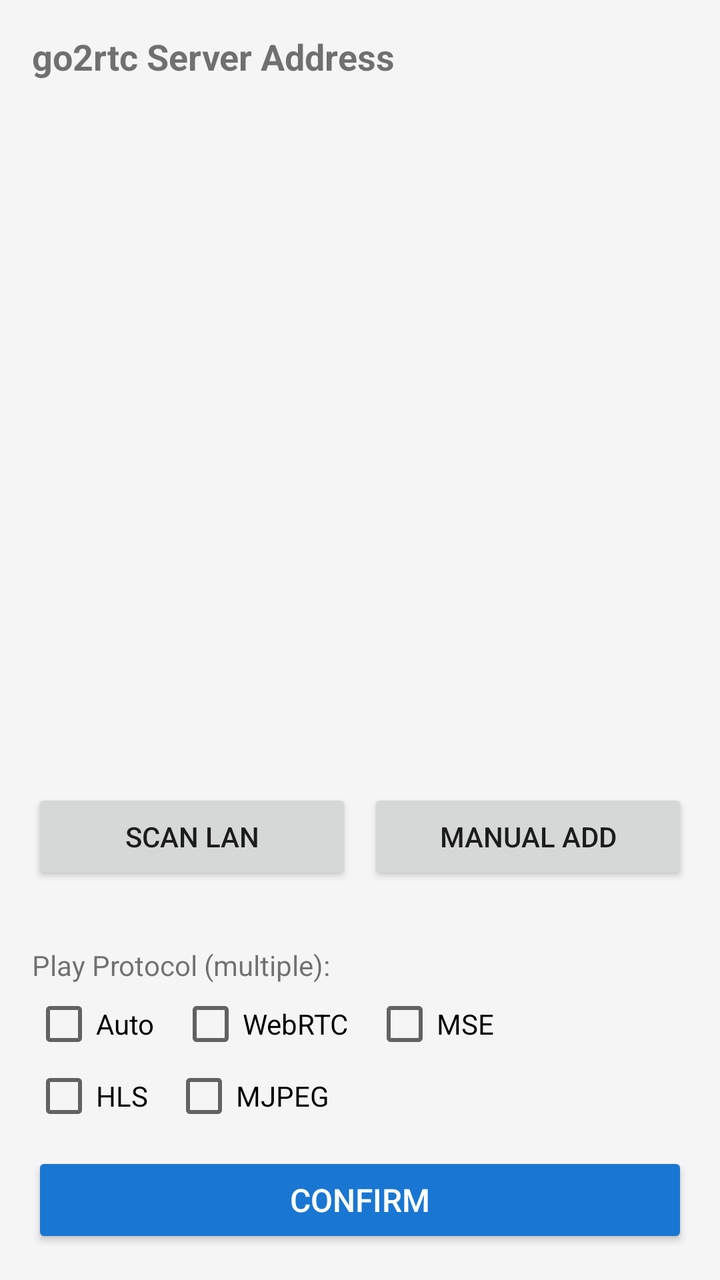
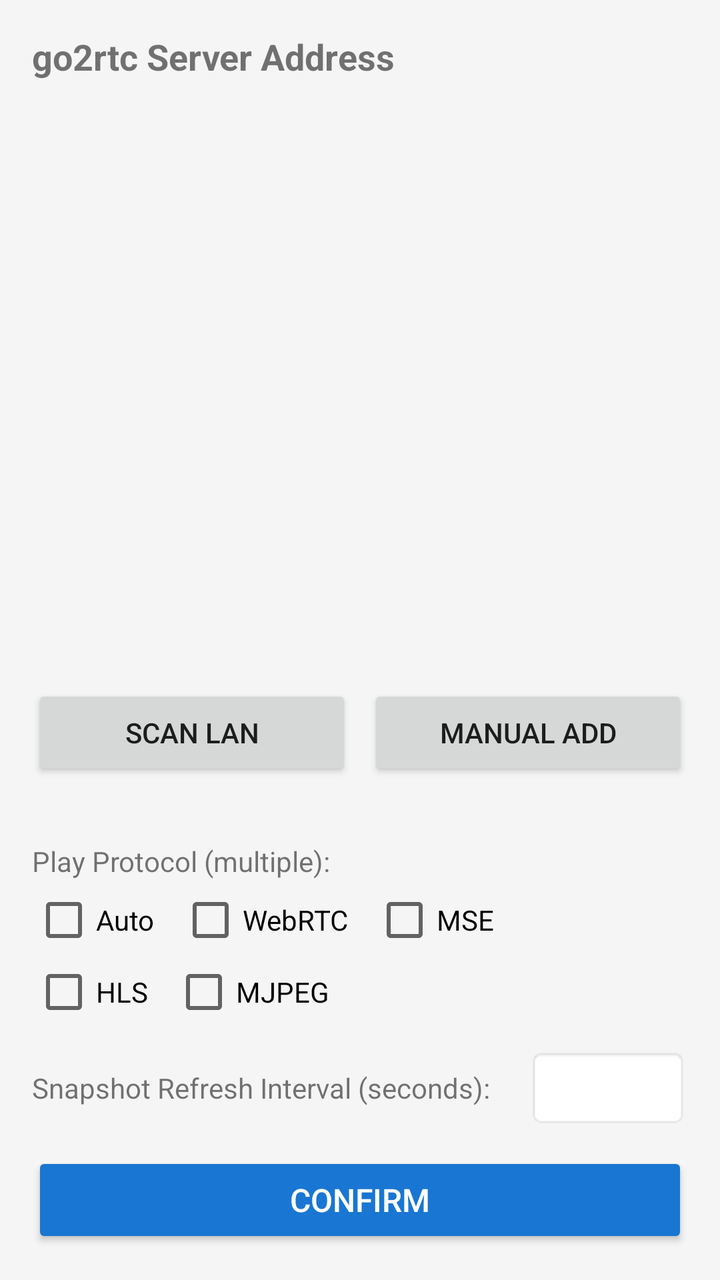

Two renders of the same Android screen: before a commit and after it. Below are the layout's source before the change and the commit's diff.
<!-- AndroidManifest.xml: application theme Theme.Go2RtcPlay -->
<!-- res/layout/activity_config.xml -->
<?xml version="1.0" encoding="utf-8"?>
<LinearLayout
    xmlns:android="http://schemas.android.com/apk/res/android"
    android:layout_width="match_parent"
    android:layout_height="match_parent"
    android:orientation="vertical"
    android:padding="16dp"
    android:background="#F5F5F5">

    <TextView
        android:layout_width="wrap_content"
        android:layout_height="wrap_content"
        android:text="@string/server_address_label"
        android:textSize="18sp"
        android:textStyle="bold"
        android:layout_marginBottom="16dp" />

    <androidx.recyclerview.widget.RecyclerView
        android:id="@+id/addressList"
        android:layout_width="match_parent"
        android:layout_height="0dp"
        android:layout_weight="1" />

    <LinearLayout
        android:layout_width="match_parent"
        android:layout_height="wrap_content"
        android:orientation="horizontal"
        android:layout_marginTop="8dp">

        <Button
            android:id="@+id/scanBtn"
            android:layout_width="0dp"
            android:layout_height="wrap_content"
            android:layout_weight="1"
            android:text="@string/scan_lan"
            android:layout_marginEnd="4dp" />

        <Button
            android:id="@+id/addBtn"
            android:layout_width="0dp"
            android:layout_height="wrap_content"
            android:layout_weight="1"
            android:text="@string/manual_add"
            android:layout_marginStart="4dp" />

    </LinearLayout>

    <TextView
        android:id="@+id/scanStatusText"
        android:layout_width="match_parent"
        android:layout_height="wrap_content"
        android:textSize="12sp"
        android:textColor="#666666"
        android:visibility="gone"
        android:layout_marginTop="4dp" />

    <ProgressBar
        android:id="@+id/scanProgressBar"
        style="?android:attr/progressBarStyleHorizontal"
        android:layout_width="match_parent"
        android:layout_height="8dp"
        android:visibility="gone"
        android:layout_marginTop="4dp" />

    <TextView
        android:id="@+id/localIpText"
        android:layout_width="match_parent"
        android:layout_height="wrap_content"
        android:textSize="11sp"
        android:textColor="#888888"
        android:layout_marginTop="4dp" />

    <LinearLayout
        android:layout_width="match_parent"
        android:layout_height="wrap_content"
        android:orientation="vertical"
        android:layout_marginTop="12dp">

        <TextView
            android:layout_width="wrap_content"
            android:layout_height="wrap_content"
            android:text="@string/protocol_label"
            android:textSize="14sp"
            android:layout_marginBottom="4dp" />

        <LinearLayout
            android:layout_width="match_parent"
            android:layout_height="wrap_content"
            android:orientation="horizontal">

            <CheckBox
                android:id="@+id/cbAuto"
                android:layout_width="wrap_content"
                android:layout_height="wrap_content"
                android:text="@string/protocol_auto"
                android:layout_marginEnd="12dp" />

            <CheckBox
                android:id="@+id/cbWebrtc"
                android:layout_width="wrap_content"
                android:layout_height="wrap_content"
                android:text="WebRTC"
                android:layout_marginEnd="12dp" />

            <CheckBox
                android:id="@+id/cbMse"
                android:layout_width="wrap_content"
                android:layout_height="wrap_content"
                android:text="MSE"
                android:layout_marginEnd="12dp" />

        </LinearLayout>

        <LinearLayout
            android:layout_width="match_parent"
            android:layout_height="wrap_content"
            android:orientation="horizontal"
            android:layout_marginTop="4dp">

            <CheckBox
                android:id="@+id/cbHls"
                android:layout_width="wrap_content"
                android:layout_height="wrap_content"
                android:text="HLS"
                android:layout_marginEnd="12dp" />

            <CheckBox
                android:id="@+id/cbMjpeg"
                android:layout_width="wrap_content"
                android:layout_height="wrap_content"
                android:text="MJPEG" />

        </LinearLayout>

    </LinearLayout>

    <Button
        android:id="@+id/confirmBtn"
        android:layout_width="match_parent"
        android:layout_height="48dp"
        android:text="@string/confirm"
        android:layout_marginTop="12dp"
        android:backgroundTint="#1976D2"
        android:textColor="#FFFFFF"
        android:textSize="16sp" />

</LinearLayout>
<!-- resources referenced by this layout -->
<resources>
  <string name="confirm">Confirm</string>
  <string name="manual_add">Manual Add</string>
  <string name="protocol_auto">Auto</string>
  <string name="protocol_label">Play Protocol (multiple):</string>
  <string name="scan_lan">Scan LAN</string>
  <string name="server_address_label">go2rtc Server Address</string>
  <style name="Theme.Go2RtcPlay" parent="Theme.AppCompat.DayNight.NoActionBar">
          <item name="colorPrimary">#1976D2</item>
          <item name="colorPrimaryDark">#1565C0</item>
          <item name="colorAccent">#FFFFFF</item>
      </style>
</resources>

<!-- the commit's change to res/layout/activity_config.xml (unified diff, before → after) -->
@@ -134,6 +134,31 @@
 
     </LinearLayout>
 
+    <LinearLayout
+        android:layout_width="match_parent"
+        android:layout_height="wrap_content"
+        android:orientation="horizontal"
+        android:layout_marginTop="12dp"
+        android:gravity="center_vertical">
+
+        <TextView
+            android:layout_width="0dp"
+            android:layout_height="wrap_content"
+            android:layout_weight="1"
+            android:text="@string/refresh_interval_label"
+            android:textSize="14sp" />
+
+        <EditText
+            android:id="@+id/refreshIntervalInput"
+            android:layout_width="80dp"
+            android:layout_height="40dp"
+            android:inputType="number"
+            android:textSize="14sp"
+            android:gravity="center"
+            android:background="@android:drawable/editbox_background" />
+
+    </LinearLayout>
+
     <Button
         android:id="@+id/confirmBtn"
         android:layout_width="match_parent"
<!-- resource entries referenced after the edit -->
@@ -4,6 +4,7 @@
   <string name="manual_add">Manual Add</string>
   <string name="protocol_auto">Auto</string>
   <string name="protocol_label">Play Protocol (multiple):</string>
+  <string name="refresh_interval_label">Snapshot Refresh Interval (seconds):</string>
   <string name="scan_lan">Scan LAN</string>
   <string name="server_address_label">go2rtc Server Address</string>
   <style name="Theme.Go2RtcPlay" parent="Theme.AppCompat.DayNight.NoActionBar">
